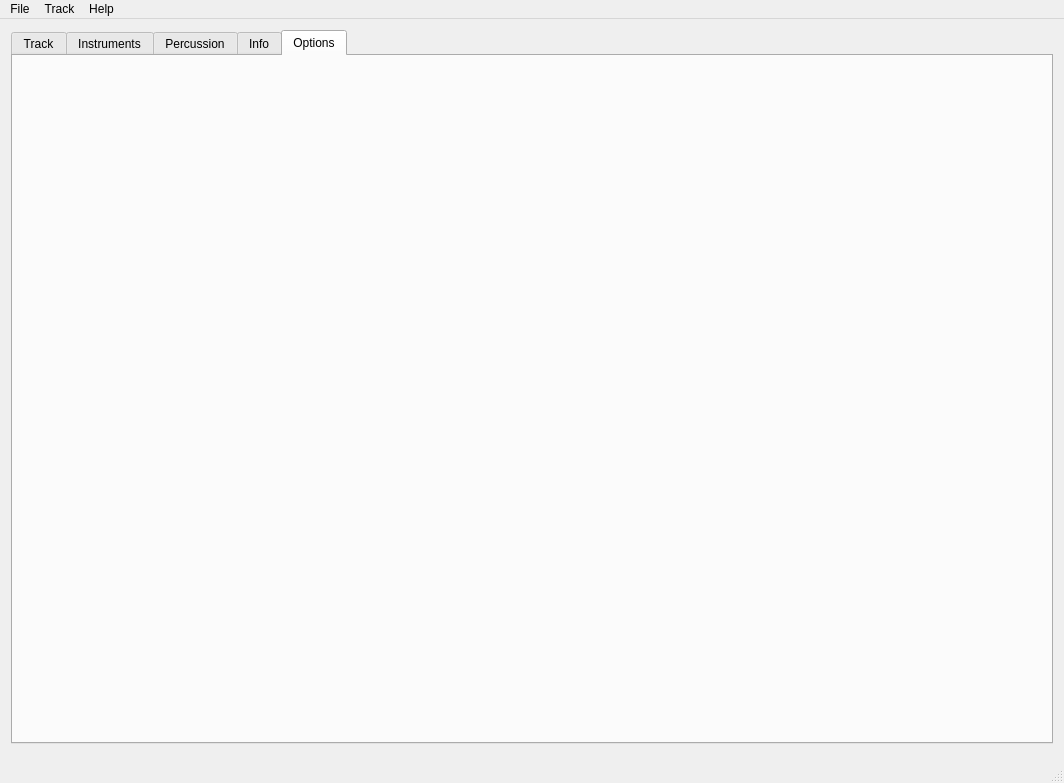
The window that mainwindow.ui (steux/tiatracker) describes before a commit, drawn with Qt 5.
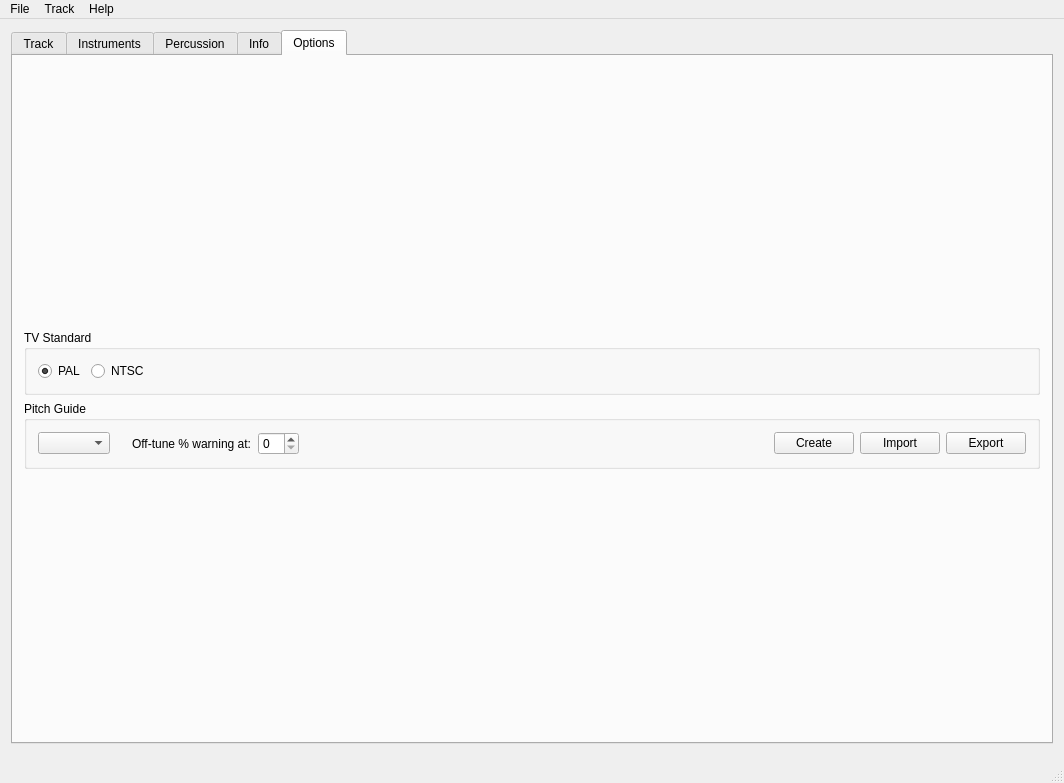
The same window after the commit. The open tabs and pages were chosen to show the change. Icons and pictures are not drawn. Custom widgets are drawn as their Qt base class.

Commit message: added options tab skeleton

```diff
--- a/mainwindow.ui
+++ b/mainwindow.ui
@@ -1255,6 +1255,140 @@
        <attribute name="title">
         <string>Options</string>
        </attribute>
+       <layout class="QVBoxLayout" name="verticalLayout_6">
+        <item>
+         <spacer name="verticalSpacer_8">
+          <property name="orientation">
+           <enum>Qt::Vertical</enum>
+          </property>
+          <property name="sizeHint" stdset="0">
+           <size>
+            <width>20</width>
+            <height>40</height>
+           </size>
+          </property>
+         </spacer>
+        </item>
+        <item>
+         <widget class="QGroupBox" name="groupBox">
+          <property name="title">
+           <string>TV Standard</string>
+          </property>
+          <layout class="QHBoxLayout" name="horizontalLayout_11">
+           <item>
+            <widget class="QRadioButton" name="radioButtonPal">
+             <property name="text">
+              <string>PAL</string>
+             </property>
+             <property name="checked">
+              <bool>true</bool>
+             </property>
+            </widget>
+           </item>
+           <item>
+            <widget class="QRadioButton" name="radioButtonNtsc">
+             <property name="text">
+              <string>NTSC</string>
+             </property>
+            </widget>
+           </item>
+           <item>
+            <spacer name="horizontalSpacer_9">
+             <property name="orientation">
+              <enum>Qt::Horizontal</enum>
+             </property>
+             <property name="sizeHint" stdset="0">
+              <size>
+               <width>40</width>
+               <height>20</height>
+              </size>
+             </property>
+            </spacer>
+           </item>
+          </layout>
+         </widget>
+        </item>
+        <item>
+         <widget class="QGroupBox" name="groupBox_2">
+          <property name="title">
+           <string>Pitch Guide</string>
+          </property>
+          <layout class="QHBoxLayout" name="horizontalLayout_12">
+           <item>
+            <widget class="QComboBox" name="comboBoxPitchGuide"/>
+           </item>
+           <item>
+            <widget class="QLabel" name="label_21">
+             <property name="text">
+              <string>   </string>
+             </property>
+            </widget>
+           </item>
+           <item>
+            <widget class="QLabel" name="label_20">
+             <property name="text">
+              <string>Off-tune % warning at:</string>
+             </property>
+            </widget>
+           </item>
+           <item>
+            <widget class="QSpinBox" name="spinBoxOffTuneThreshold">
+             <property name="maximum">
+              <number>49</number>
+             </property>
+            </widget>
+           </item>
+           <item>
+            <spacer name="horizontalSpacer_10">
+             <property name="orientation">
+              <enum>Qt::Horizontal</enum>
+             </property>
+             <property name="sizeHint" stdset="0">
+              <size>
+               <width>40</width>
+               <height>20</height>
+              </size>
+             </property>
+            </spacer>
+           </item>
+           <item>
+            <widget class="QPushButton" name="pushButtonGuideCreate">
+             <property name="text">
+              <string>Create</string>
+             </property>
+            </widget>
+           </item>
+           <item>
+            <widget class="QPushButton" name="pushButtonGuideImport">
+             <property name="text">
+              <string>Import</string>
+             </property>
+            </widget>
+           </item>
+           <item>
+            <widget class="QPushButton" name="pushButtonGuideExport">
+             <property name="text">
+              <string>Export</string>
+             </property>
+            </widget>
+           </item>
+          </layout>
+         </widget>
+        </item>
+        <item>
+         <spacer name="verticalSpacer_9">
+          <property name="orientation">
+           <enum>Qt::Vertical</enum>
+          </property>
+          <property name="sizeHint" stdset="0">
+           <size>
+            <width>20</width>
+            <height>40</height>
+           </size>
+          </property>
+         </spacer>
+        </item>
+       </layout>
       </widget>
      </widget>
     </item>
@@ -1440,6 +1574,12 @@
    <header>patterneditor.h</header>
    <container>1</container>
   </customwidget>
+  <customwidget>
+   <class>OptionsTab</class>
+   <extends>QWidget</extends>
+   <header>optionstab.h</header>
+   <container>1</container>
+  </customwidget>
  </customwidgets>
  <resources>
   <include location="main.qrc"/>
```
Left out of the diff: 4 changed lines with no effect on the pictures. The commit also changes 5 other files.
